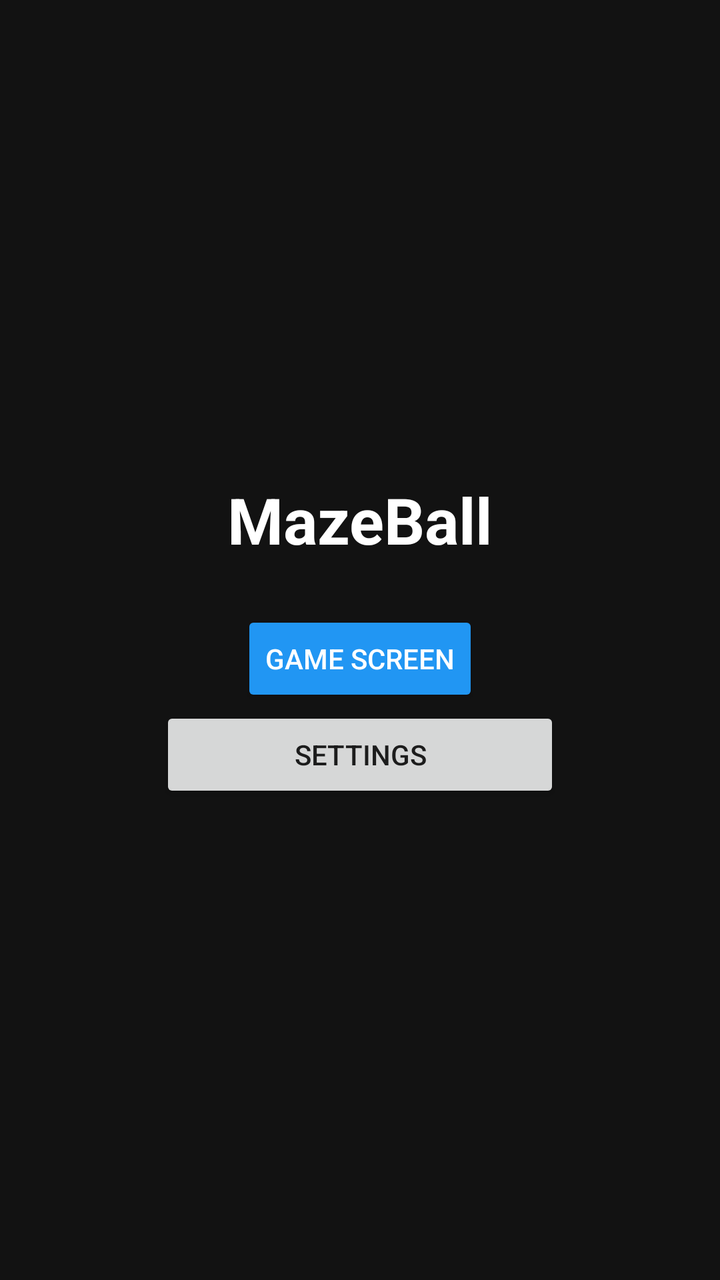
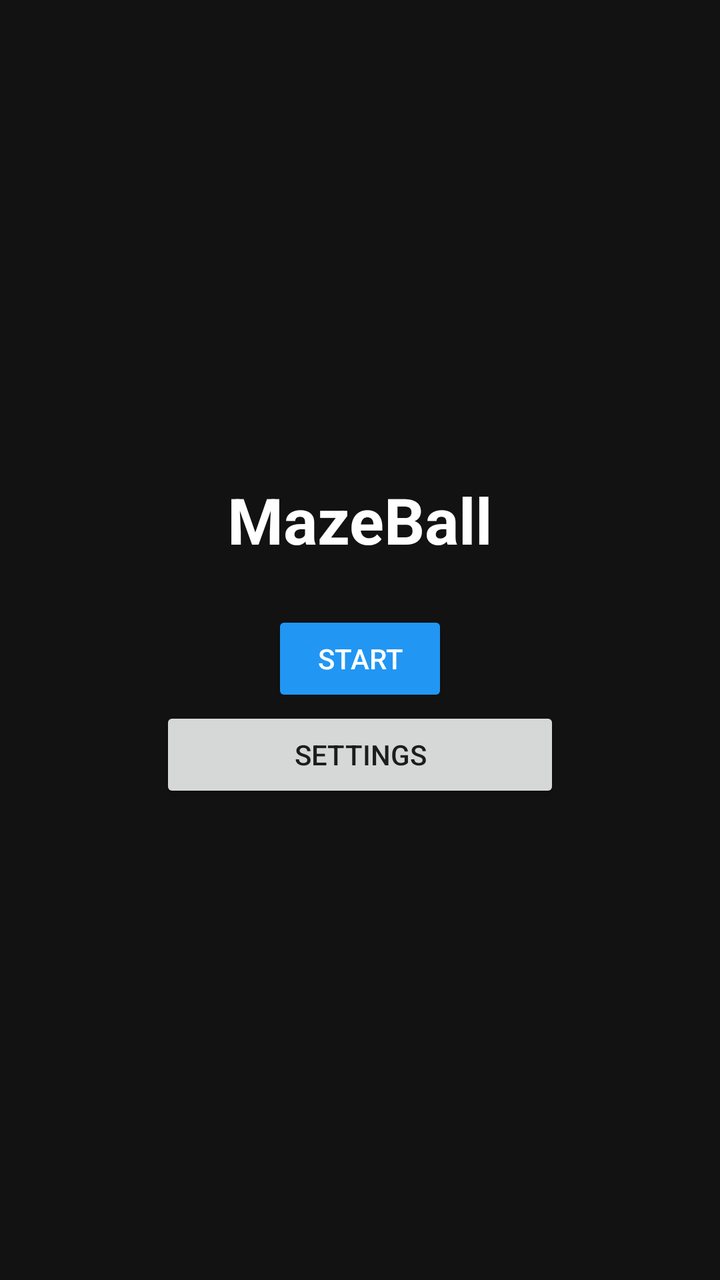

An Android layout rendered at two revisions. The XML below is the earlier revision; the diff shows what the commit changed to produce the second picture.
<!-- AndroidManifest.xml: activity theme Theme.MazeBall -->
<!-- res/layout/activity_main.xml -->
<?xml version="1.0" encoding="utf-8"?>
<LinearLayout xmlns:android="http://schemas.android.com/apk/res/android"
    xmlns:tools="http://schemas.android.com/tools"
    android:layout_width="match_parent"
    android:layout_height="match_parent"
    android:orientation="vertical"
    android:gravity="center"
    android:background="#121212"
    android:padding="24dp"
    tools:context=".MainActivity">

    <TextView
        android:id="@+id/titleText"
        android:text="@string/app_name"
        android:layout_width="wrap_content"
        android:layout_height="wrap_content"
        android:textSize="32sp"
        android:textStyle="bold"
        android:textColor="#FFFFFF"
        android:layout_marginBottom="24dp" />

    <Button
        android:id="@+id/startButton"
        android:text="@string/game_screen"
        android:layout_width="wrap_content"
        android:layout_height="wrap_content"
        android:backgroundTint="#2196F3"
        android:textColor="#FFFFFF" />

    <Button
        android:id="@+id/settingsButton"
        android:text="@string/settings"
        android:layout_width="200dp"
        android:layout_height="wrap_content" />

</LinearLayout>
<!-- resources referenced by this layout -->
<resources>
  <string name="app_name">MazeBall</string>
  <string name="game_screen">Game Screen</string>
  <string name="settings">Settings</string>
  <style name="Theme.MazeBall" parent="Theme.AppCompat.Light.NoActionBar" />
</resources>

<!-- the commit's change to res/layout/activity_main.xml (unified diff, before → after) -->
@@ -21,7 +21,7 @@
 
     <Button
         android:id="@+id/startButton"
-        android:text="@string/game_screen"
+        android:text="@string/start"
         android:layout_width="wrap_content"
         android:layout_height="wrap_content"
         android:backgroundTint="#2196F3"
<!-- resource entries referenced after the edit -->
@@ -1,8 +1,8 @@
 <!-- resources referenced by this layout -->
 <resources>
   <string name="app_name">MazeBall</string>
-  <string name="game_screen">Game Screen</string>
   <string name="settings">Settings</string>
+  <string name="start">Start</string>
   <style name="Theme.MazeBall" parent="Theme.AppCompat.Light.NoActionBar" />
 </resources>
 
